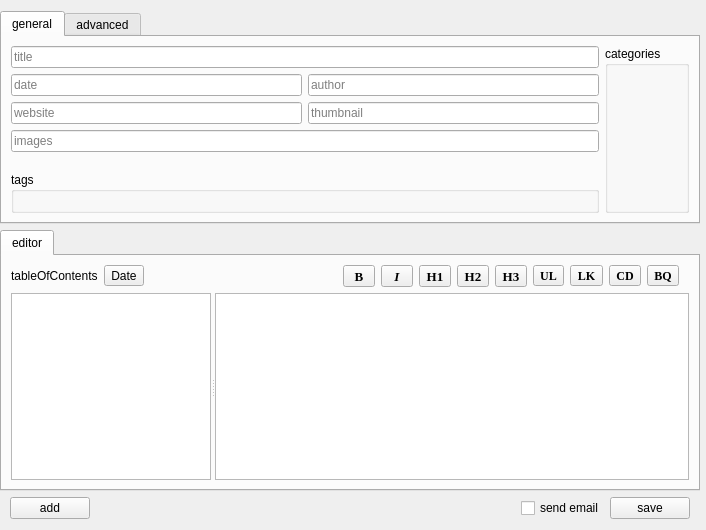
Qt form app/src/mdoapp/src/mdoapp/gui/tools/editortoolwidget.ui (code0x378/MarkdownOrganizer) before a commit.
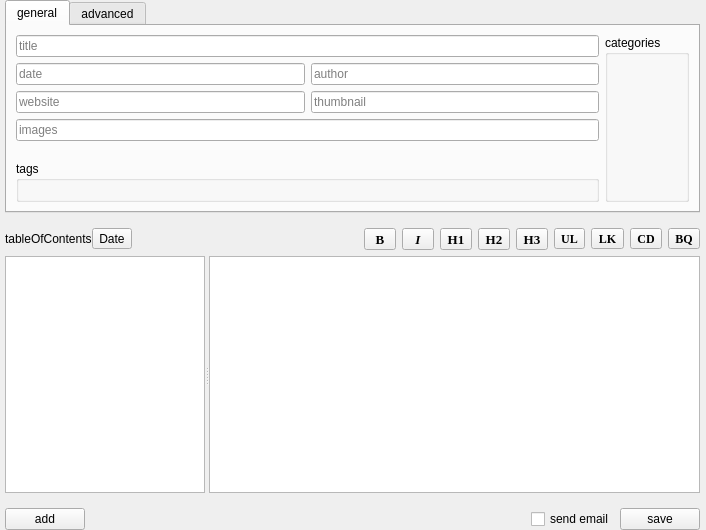
The same form after that commit.

Commit message: Cleaned up center layout and padding

Diff of the .ui file:
```diff
--- a/app/src/mdoapp/src/mdoapp/gui/tools/editortoolwidget.ui
+++ b/app/src/mdoapp/src/mdoapp/gui/tools/editortoolwidget.ui
@@ -10,6 +10,12 @@
     <height>530</height>
    </rect>
   </property>
+  <property name="minimumSize">
+   <size>
+    <width>500</width>
+    <height>0</height>
+   </size>
+  </property>
   <property name="windowTitle">
    <string>Form</string>
   </property>
@@ -17,9 +23,15 @@
    <property name="leftMargin">
     <number>0</number>
    </property>
+   <property name="topMargin">
+    <number>0</number>
+   </property>
    <property name="rightMargin">
     <number>0</number>
    </property>
+   <property name="bottomMargin">
+    <number>0</number>
+   </property>
    <item>
     <widget class="QSplitter" name="splitter">
      <property name="sizePolicy">
@@ -28,6 +40,12 @@
        <verstretch>0</verstretch>
       </sizepolicy>
      </property>
+     <property name="minimumSize">
+      <size>
+       <width>500</width>
+       <height>0</height>
+      </size>
+     </property>
      <property name="orientation">
       <enum>Qt::Horizontal</enum>
      </property>
@@ -38,12 +56,6 @@
         <verstretch>0</verstretch>
        </sizepolicy>
       </property>
-      <property name="minimumSize">
-       <size>
-        <width>500</width>
-        <height>0</height>
-       </size>
-      </property>
       <property name="maximumSize">
        <size>
         <width>16777215</width>
@@ -51,14 +63,20 @@
        </size>
       </property>
       <layout class="QVBoxLayout" name="verticalLayout_3">
+       <property name="leftMargin">
+        <number>5</number>
+       </property>
+       <property name="topMargin">
+        <number>0</number>
+       </property>
+       <property name="rightMargin">
+        <number>0</number>
+       </property>
+       <property name="bottomMargin">
+        <number>0</number>
+       </property>
        <item>
         <widget class="QWidget" name="editorWidget" native="true">
-         <property name="minimumSize">
-          <size>
-           <width>500</width>
-           <height>0</height>
-          </size>
-         </property>
          <property name="maximumSize">
           <size>
            <width>16777215</width>
@@ -233,29 +251,43 @@
              <property name="leftMargin">
               <number>0</number>
              </property>
-             <property name="topMargin">
-              <number>0</number>
-             </property>
              <property name="rightMargin">
               <number>0</number>
              </property>
-             <property name="bottomMargin">
+             <property name="horizontalSpacing">
               <number>0</number>
              </property>
-             <item row="1" column="0" colspan="2">
-              <widget class="QTabWidget" name="editTabWidget">
+             <item row="0" column="0">
+              <widget class="QLabel" name="tocLabel">
                <property name="enabled">
                 <bool>true</bool>
                </property>
-               <property name="currentIndex">
-                <number>0</number>
+               <property name="text">
+                <string>tableOfContents</string>
                </property>
-               <widget class="QWidget" name="editorTab">
-                <attribute name="title">
-                 <string>editor</string>
-                </attribute>
-                <layout class="QGridLayout" name="gridLayout_8">
-                 <item row="0" column="4">
+              </widget>
+             </item>
+             <item row="0" column="1">
+              <widget class="QToolButton" name="dateToolButton">
+               <property name="text">
+                <string>Date</string>
+               </property>
+              </widget>
+             </item>
+             <item row="0" column="2">
+              <spacer name="horizontalSpacer_2">
+               <property name="orientation">
+                <enum>Qt::Horizontal</enum>
+               </property>
+               <property name="sizeHint" stdset="0">
+                <size>
+                 <width>207</width>
+                 <height>20</height>
+                </size>
+               </property>
+              </spacer>
+             </item>
+             <item row="0" column="3">
                   <widget class="QWidget" name="toolbarWidget" native="true">
                    <property name="sizePolicy">
                     <sizepolicy hsizetype="Minimum" vsizetype="Preferred">
@@ -277,7 +309,7 @@
                      <number>0</number>
                     </property>
                     <property name="rightMargin">
-                     <number>10</number>
+                 <number>0</number>
                     </property>
                     <property name="bottomMargin">
                      <number>0</number>
@@ -501,20 +533,7 @@
                    </layout>
                   </widget>
                  </item>
-                 <item row="0" column="3">
-                  <spacer name="horizontalSpacer_2">
-                   <property name="orientation">
-                    <enum>Qt::Horizontal</enum>
-                   </property>
-                   <property name="sizeHint" stdset="0">
-                    <size>
-                     <width>40</width>
-                     <height>20</height>
-                    </size>
-                   </property>
-                  </spacer>
-                 </item>
-                 <item row="1" column="1" colspan="4">
+             <item row="1" column="0" colspan="4">
                   <widget class="QWidget" name="widget" native="true">
                    <property name="sizePolicy">
                     <sizepolicy hsizetype="Preferred" vsizetype="Expanding">
@@ -567,24 +586,6 @@
                    </layout>
                   </widget>
                  </item>
-                 <item row="0" column="1">
-                  <widget class="QLabel" name="tocLabel">
-                   <property name="text">
-                    <string>tableOfContents</string>
-                   </property>
-                  </widget>
-                 </item>
-                 <item row="0" column="2">
-                  <widget class="QToolButton" name="dateToolButton">
-                   <property name="text">
-                    <string>Date</string>
-                   </property>
-                  </widget>
-                 </item>
-                </layout>
-               </widget>
-              </widget>
-             </item>
             </layout>
            </widget>
           </item>
@@ -604,13 +605,13 @@
             </property>
             <layout class="QHBoxLayout" name="horizontalLayout">
              <property name="leftMargin">
-              <number>10</number>
+              <number>0</number>
              </property>
              <property name="topMargin">
               <number>0</number>
              </property>
              <property name="rightMargin">
-              <number>10</number>
+              <number>0</number>
              </property>
              <property name="bottomMargin">
               <number>0</number>
```
Lines whose indentation alone changed are shown as unchanged. The commit also changes 1 other file.
